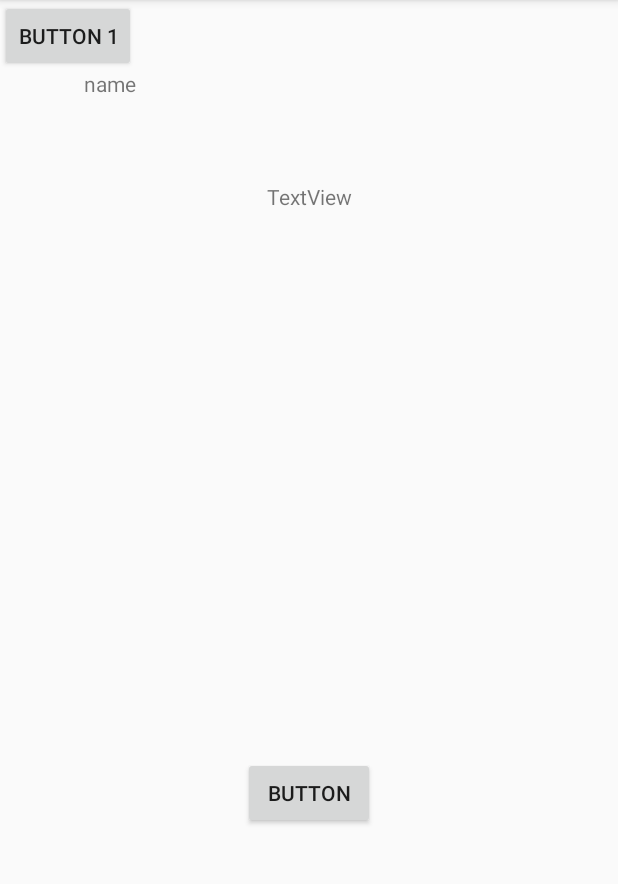
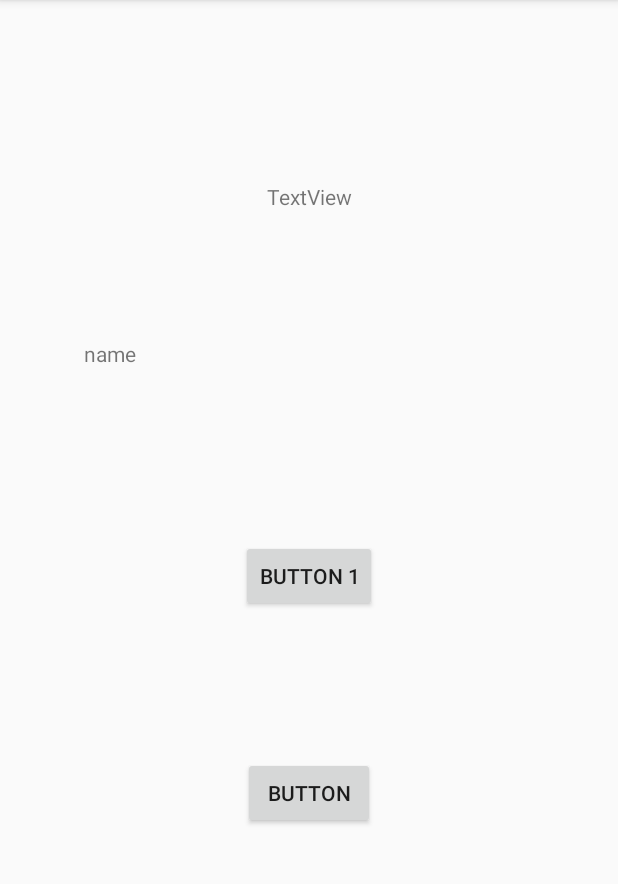
Before and after one commit to sliit-matara/MAD-Sample-Project, an Android app: the Account screen opened directly, with no data from a screen before it, on a phone screen of 412 x 824 dp, the part 84-968 px from its top. Run offline under Robolectric (Android 15) with nearby library versions, the phone set to English and light mode, and no system bars.

Commit message:
Ahkam 2 edit

```diff
--- a/app/src/main/res/layout/activity_account.xml
+++ b/app/src/main/res/layout/activity_account.xml
@@ -38,9 +38,15 @@
         android:id="@+id/button2"
         android:layout_width="wrap_content"
         android:layout_height="wrap_content"
+        android:layout_marginStart="16dp"
+        android:layout_marginTop="16dp"
+        android:layout_marginEnd="16dp"
+        android:layout_marginBottom="16dp"
         android:text="button 1"
-        tools:layout_editor_absoluteX="176dp"
-        tools:layout_editor_absoluteY="199dp" />
+        app:layout_constraintBottom_toBottomOf="parent"
+        app:layout_constraintEnd_toEndOf="parent"
+        app:layout_constraintStart_toStartOf="parent"
+        app:layout_constraintTop_toTopOf="parent" />
 
     <TextView
         android:id="@+id/textView2"
```
